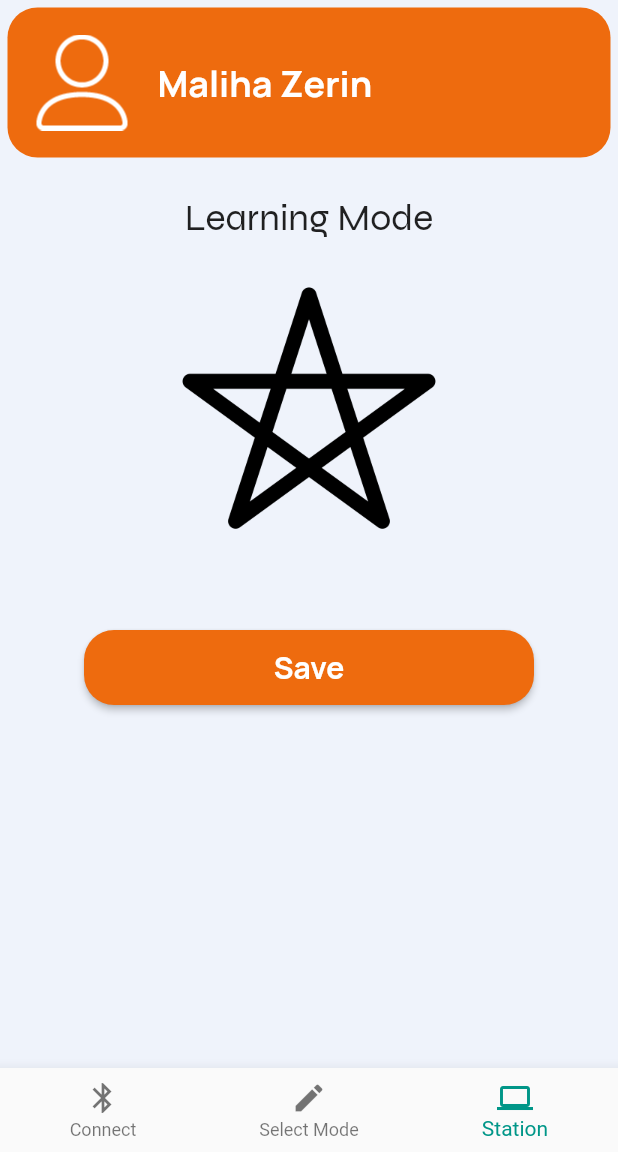
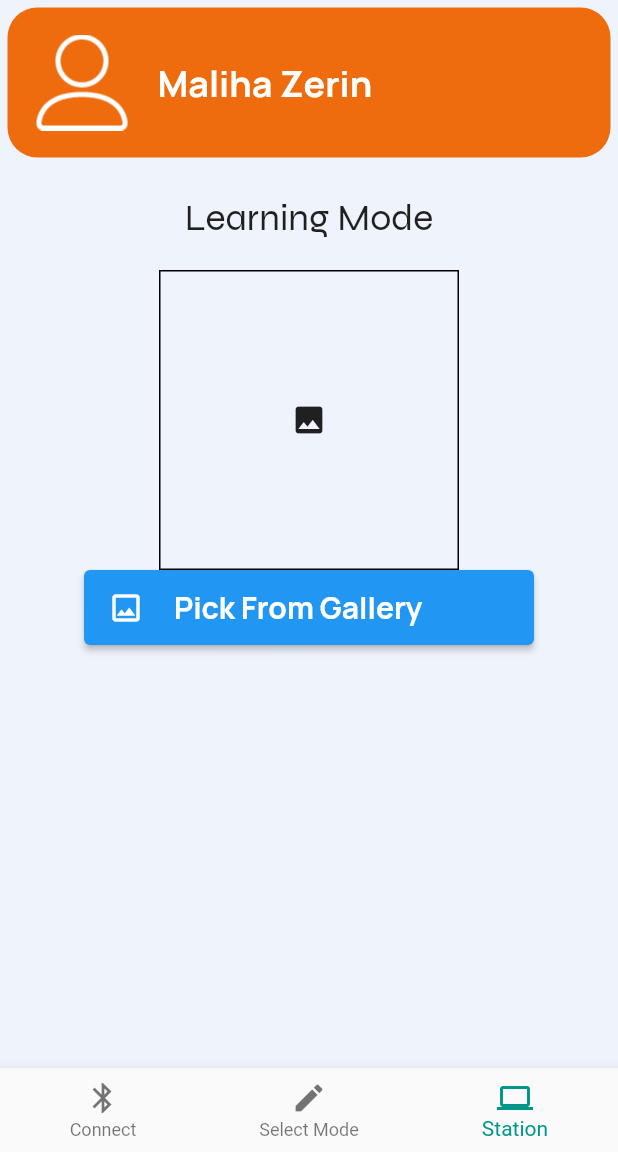
Before and after one commit to khaledirfan/Lightcanvas, a Flutter app: the star screen opened directly, on a phone screen of 412 x 824 dp, the part 84-1236 px from its top. Run offline on Flutter 3.47's test engine with Material 2 defaults, Android fonts, the phone set to English and light mode, and no system bars; our stand-ins replace image_picker; missing offline and left inert: flutter_inappwebview; project files that could hold a hidden picture were left out.

Commit message:
Nuraaia star.dart, yaml file

```diff
--- a/lib/star.dart
+++ b/lib/star.dart
@@ -1,7 +1,10 @@
-import 'package:flutter/cupertino.dart';
+import 'dart:io';
+import 'package:flutter/services.dart';
+import 'package:image_picker/image_picker.dart';
 import 'package:flutter/material.dart';
-import 'package:flutter/src/widgets/container.dart';
-import 'package:flutter/src/widgets/framework.dart';
+import 'package:path_provider/path_provider.dart';
+import 'package:path/path.dart';
+
 import 'mode.dart';
 import 'connect.dart';
 import 'signin1.dart';
@@ -15,6 +18,21 @@ class star extends StatefulWidget {
 
 class _starState extends State<star> {
   int current_Index = 2;
+  bool loading = false;
+  File? _image;
+  final picker = ImagePicker();
+
+  Future getImageGallery() async {
+    final pickedFile = await picker.pickImage(source: ImageSource.gallery, imageQuality: 100);
+    setState(() {
+      if (pickedFile == null) {
+        print('No image picked');
+      } else {
+        _image = File(pickedFile.path);
+      }
+    });
+  }
+
   @override
   Widget build(BuildContext context) {
     return SafeArea(
@@ -56,7 +74,8 @@ class _starState extends State<star> {
                 borderRadius: BorderRadius.circular(20),
                 color: Color(0xFFEE6B0E),
               ),
-              child: Row(children: [
+              child: Row(
+                children: [
                   //first button
                   Container(
                     width: 100,
@@ -65,17 +84,7 @@ class _starState extends State<star> {
                       'asset/user.png',
                       scale: 1.5,
                     ),
-                    decoration: BoxDecoration(
-
-                      // image: DecorationImage(
-                      //   image: AssetImage(
-                      //       'asset/user.png',
-
-                      //       ),
-
-                      //   fit: BoxFit.fill,
-                      // ),
-                    )),
+                  ),
                   Text(
                     'Maliha Zerin',
                     style: TextStyle(
@@ -84,12 +93,13 @@ class _starState extends State<star> {
                       color: Colors.white,
                     ),
                   ),
-              ]),
+                ],
+              ),
             ),
             //Select Mode Text
             Padding(
-                padding:
-                EdgeInsets.symmetric(horizontal: 10.0, vertical: 10.0)),
+              padding: EdgeInsets.symmetric(horizontal: 10.0, vertical: 10.0),
+            ),
             SizedBox(
               height: 50,
               width: 300,
@@ -106,54 +116,22 @@ class _starState extends State<star> {
 
             //second button
             Container(
-
-
-                // margin: const EdgeInsets.only(left: 20.0, right: 20.0),
               height: 200.0,
               width: 200.0,
-                //margin: const EdgeInsets.only(top: 150.0),
               decoration: BoxDecoration(
-                  image: DecorationImage(
-                    image: AssetImage(
-                        'asset/star.png'),
-                    fit: BoxFit.fill,
+                border: Border.all(color: Colors.black),
               ),
-                  shape: BoxShape.circle,
+              child: _image != null
+                  ? Image.file(_image!.absolute)
+                  : Center(child: Icon(Icons.image)),
             ),
 
-
-            ),
             //third button
             Container(
-
-            ),
-
-//let's get started button
-            Padding(
-              padding: EdgeInsets.all(20),
-            ),
-            SizedBox(
-              height: 50,
-              width: 300,
-              child: ElevatedButton(
-                onPressed: () {
-
-                },
-                child: Text(
-                  "Save",
-                  style: TextStyle(
-                    fontSize: 20.0,
-                    fontFamily: 'Manrope',
-                    color: Colors.white,
-                  ),
-                ),
-                style: ElevatedButton.styleFrom(
-                  minimumSize: const Size.fromHeight(50),
-                  backgroundColor: Color(0xFFEE6B0E),
-                  shape: RoundedRectangleBorder(
-                    borderRadius: BorderRadius.circular(20),
-                  ),
-                ),
+              child: CustomButton(
+                title: 'Pick From Gallery',
+                icon: Icons.image_outlined,
+                onClick: () => getImageGallery(),
               ),
             ),
           ],
@@ -198,8 +176,46 @@ class _starState extends State<star> {
                 );
               }
             });
-            }),
+          },
+        ),
       ),
     );
   }
 }
+
+class CustomButton extends StatelessWidget {
+  final String title;
+  final IconData icon;
+  final VoidCallback onClick;
+
+  const CustomButton({
+    required this.title,
+    required this.icon,
+    required this.onClick,
+  });
+
+  @override
+  Widget build(BuildContext context) {
+    return SizedBox(
+      height: 50,
+      width: 300,
+      child: ElevatedButton(
+        onPressed: onClick,
+        child: Row(
+          children: [
+            Icon(icon),
+            SizedBox(width: 20),
+            Text(
+              title,
+              style: TextStyle(
+                fontSize: 20.0,
+                fontFamily: 'Manrope',
+                color: Colors.white,
+              ),
+            ),
+          ],
+        ),
+      ),
+    );
+  }
+}
```
Also changed, not shown: pubspec.yaml (+5 -3 lines), pubspec.lock, 1 other file. Lines whose indentation alone changed are shown as unchanged.
